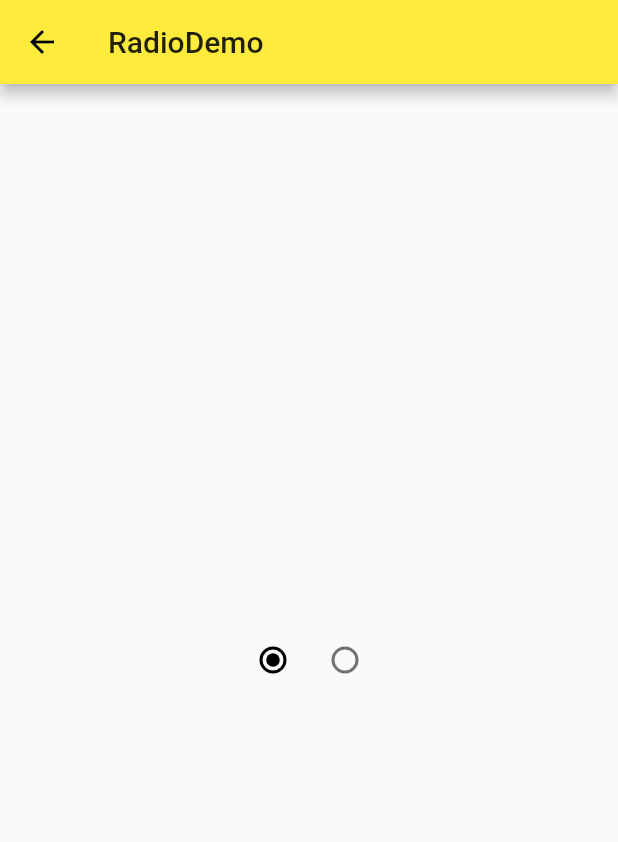
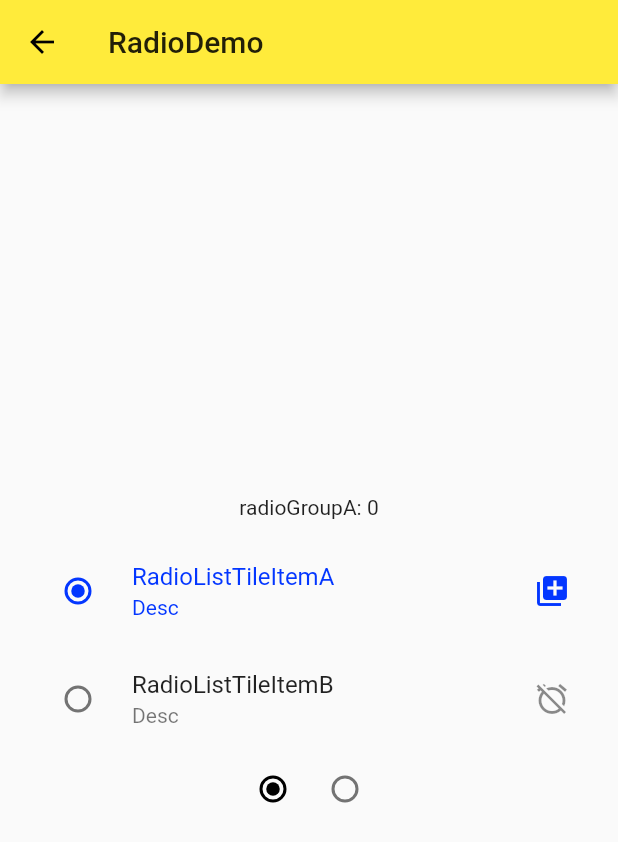
Before and after one commit to chuheridangwu/flutter_demo, a Flutter app: the RadioDemo screen opened directly, on a phone screen of 412 x 824 dp. Shown: the top 842 px of the screen. Run offline on Flutter 3.47's test engine with Material 2 defaults, Android fonts, the phone set to English and light mode, and no system bars.

Commit message:
Radio 单选按钮的使用

```diff
--- a/lib/demo/radio_demo.dart
+++ b/lib/demo/radio_demo.dart
@@ -7,6 +7,13 @@ class RadioDemo extends StatefulWidget {
 }
 
 class _RadioDemoState extends State<RadioDemo> {
+  int _radioGroupA = 0;
+  void _handleRadioValueChanged(int value) {
+    setState(() {
+      _radioGroupA = value;
+    });
+  }
+
   @override
   Widget build(BuildContext context) {
     return Scaffold(
@@ -18,6 +25,26 @@ class _RadioDemoState extends State<RadioDemo> {
         child: Column(
           mainAxisAlignment: MainAxisAlignment.center,
           children: <Widget>[
+            Text('radioGroupA: $_radioGroupA'),
+            SizedBox(height: 12),
+            RadioListTile(
+              value: 0,
+              groupValue: _radioGroupA,
+              onChanged: _handleRadioValueChanged,
+              title: Text("RadioListTileItemA"),
+              subtitle: Text('Desc'),
+              selected: _radioGroupA == 0,
+              secondary: Icon(Icons.add_to_photos),
+            ),
+             RadioListTile(
+              value: 1,
+              groupValue: _radioGroupA,
+              onChanged: _handleRadioValueChanged,
+              title: Text("RadioListTileItemB"),
+              subtitle: Text('Desc'),
+              selected: _radioGroupA == 1,
+              secondary: Icon(Icons.alarm_off),
+            ),
             Row(
               mainAxisAlignment: MainAxisAlignment.center,
               children: <Widget>[
```
